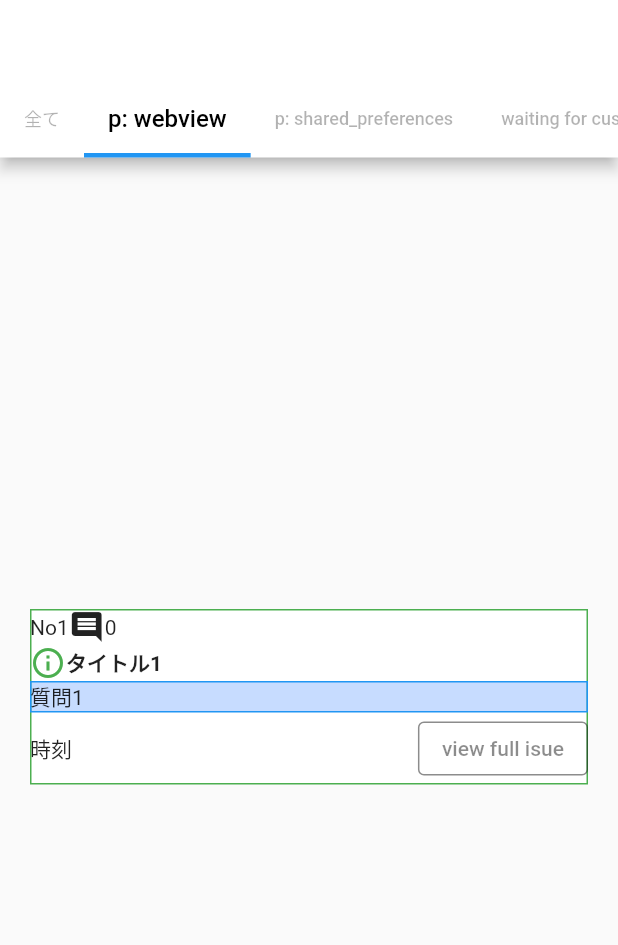
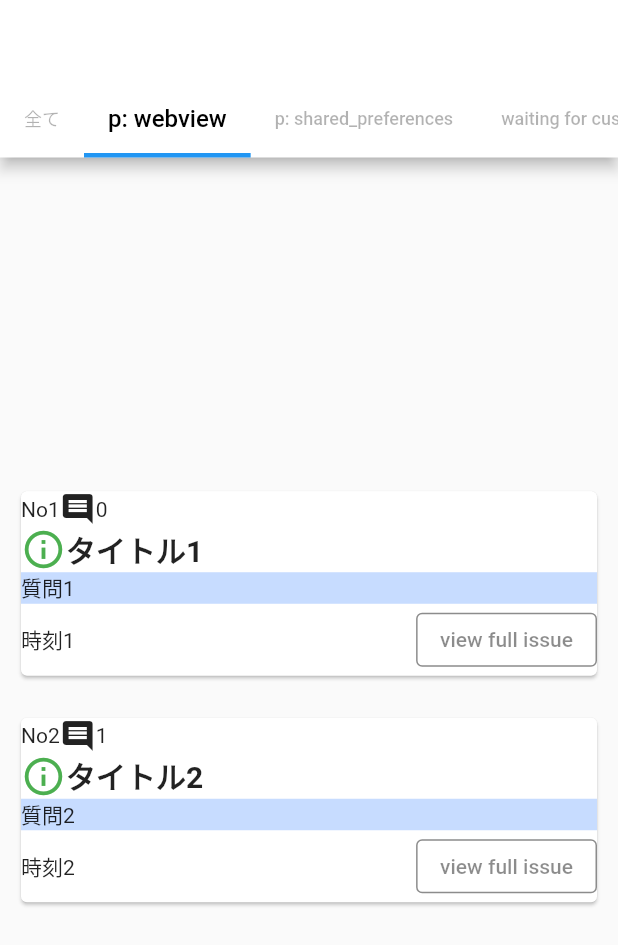
Before and after one commit to toridoritakemura/toridori_task_app, a Flutter app: the screen it shows after launch, on a phone screen of 412 x 824 dp. Shown: the top 945 px of the screen. Run offline on Flutter 3.47's test engine with Material 2 defaults, Android fonts, the phone set to English and light mode, and no system bars.

Commit message:
IssueのAPIをListで表示

```diff
--- a/lib/Model/model.dart
+++ b/lib/Model/model.dart
@@ -7,11 +7,11 @@ import 'package:toridori_task_app/main.dart';
 
 class Issue {
   ///プロパティ
-  int number;//No.
-  int comments;//コメント数
-  String title;//タイトル
-  String body;//質問分
-  String since;//日付
+  final int? number;//No.
+  final int? comments;//コメント数
+  final String? title;//タイトル
+  final String? body;//質問分
+  final String? since;//日付
 
   ///コンストラクタ
   Issue({
@@ -29,13 +29,13 @@ class Issue {
       final result = await get(Uri.parse(url));
       final data = jsonDecode(result.body);
       final issue = Issue(
-        number : data['number'],
+        number : data['number']?? 0,
         comments: data['comments'],
         title: data['title'],
         body: data['body'],
         since: data['created_at'],
       );
-      print(data);
+      print(issue);
 
       return issue;
 
@@ -47,25 +47,28 @@ class Issue {
 
   }
 
-  ///Issue1個分APIコール部分
+  ///IssueListのAPIコール部分
   static Future<List<Issue>> getIssueListAPI() async {
     String url = 'https://api.github.com/repos/flutter/flutter/issues';
     try{
+
       final result = await get(Uri.parse(url));
       final data = jsonDecode(result.body);
       final issuesListData = data ;
 
-      final issuesList = issuesListData.map((issue){
+
+      final issuesList = issuesListData.map<Issue>((data){
         return Issue (
-          number : data['number'],
-          comments: data['comments'],
-          title: data['title'],
-          body: data['body'],
-          since: data['created_at'],
+          number : data['number'] ?? 0,
+          comments: data['comments'] ?? 0,
+          title: data['title'] ?? 'no title',
+          body: data['body' ] ?? 'no body',
+          since: data['created_at'] ?? 'no since',
         );
+      }).toList();
+      print(issuesList);
+      return issuesList;
 
-      }).toList();
-      return issuesList;
     }catch(e){
 
       print(e);
--- a/lib/View/home.dart
+++ b/lib/View/home.dart
@@ -19,6 +19,7 @@ class _HomePageState extends State<HomePage> {
 
     setState(() async{
       issue = await Issue.searchRepositories();
+
 
     });
 
--- a/lib/View/issue_card.dart
+++ b/lib/View/issue_card.dart
@@ -1,32 +1,44 @@
 import 'package:flutter/material.dart';
 import 'package:toridori_task_app/Model/model.dart';
 import 'package:toridori_task_app/main.dart';
+
+//providor freez
 
 class IssuePage extends StatefulWidget {
   @override
   _IssuePage createState() => _IssuePage();
 }
 
+List<Issue> issueList = [
+  Issue(number: 1, comments: 0, title: 'タイトル1', body: '質問1', since: '時刻'),
+  Issue(number: 1, comments: 0, title: 'タイトル1', body: '質問1', since: '時刻'),
+];
+
+Issue issue = Issue(number: 0, comments: 0, title: 'タ˚イトル', body: '質問', since: '時刻');
+
+
 ///Issueリスト
 class _IssuePage extends  State<IssuePage>{
   List<Issue> issueList = [
-    Issue(number: 1, comments: 0, title: 'タイトル1', body: '質問1', since: '時刻'),
+    Issue(number: 1, comments: 0, title: 'タイトル1', body: '質問1', since: '時刻1'),
+    Issue(number: 2, comments: 1, title: 'タイトル2', body: '質問2', since: '時刻2'),
   ];
 
   @override
   Widget build(BuildContext context) {
 
     return Center(
-        child: SingleChildScrollView(
-          scrollDirection: Axis.vertical,
+
+        child:
+            SingleChildScrollView(
               child: Column(
-            children: issueList.map((issue) {
-              return Column(
+                children: issueList.map((item) {
+                  return Padding(
+                    padding: const EdgeInsets.all(10.0),
+                    child: Card(
+                      child: Column(
                         children: [
-                  Padding(
-                    padding: const EdgeInsets.all(20.0),
-                    child: DecoratedBox(
-                      child: Align(
+                          Align(
                             alignment: Alignment.topLeft,
                             child: Column(
                               crossAxisAlignment: CrossAxisAlignment.stretch,
@@ -34,21 +46,27 @@ class _IssuePage extends  State<IssuePage>{
                                 Row(
                                   children: [
                                     const Text('No'),
-                                Text(issue.number.toString()),
+                                    Text(item.number.toString()),
                                     const Icon(Icons.comment),
-                                Text(issue.comments.toString()),
+                                    Text(item.comments.toString()),
                                   ],
                                 ),
                                 Row(
                                   children: [
-                                const Icon(Icons.info_outline, color: Colors.green,),
-                                Text(issue.title,
+                                    const Icon(
+                                      Icons.info_outline,
+                                      color: Colors.green,
+                                      size: 30,
+                                    ),
+
+                                    Flexible(
+                                      child: Text(item.title ?? 'ー',
                                         style: TextStyle(
+                                          fontSize: 20,
                                           fontWeight: FontWeight.bold,
                                         ),
-                                  overflow: TextOverflow.ellipsis, //反応しない
-
-
+                                        overflow: TextOverflow.fade,
+                                      ),
                                     ),
                                   ],
                                 ),
@@ -56,57 +74,65 @@ class _IssuePage extends  State<IssuePage>{
                                 DecoratedBox(
                                     decoration: BoxDecoration(
                                       color: Colors.blueAccent.withOpacity(0.3),
-                                  border: Border.all(color: Colors.blue),
                                     ),
-                                child: Text(issue.body)
+                                    child: Text(item.body ?? '-',
+                                      style: TextStyle(
+
                                       ),
+                                      overflow: TextOverflow.ellipsis,
+                                      maxLines: 4,
+
+                                    )
+                                ),
+
                                 Align(
                                   alignment: Alignment.bottomLeft,
                                   child: Row(
                                     children: [
-                                  Text(issue.since),
+                                      Text(item.since ?? ''),
                                       const Spacer(),
                                       OutlinedButton(
                                         style: OutlinedButton.styleFrom(
                                           side: const BorderSide(color: Colors.black45,),
                                         ),
                                         child: const Text(
-                                      'view full isue',
+                                          'view full issue',
                                           style: TextStyle(
                                             color: Colors.black45,
                                           ),
                                         ),
                                         onPressed: ()  async{
+                                          issueList = await Issue.getIssueListAPI();
 
                                           setState(() {
-                                        Issue.getIssueListAPI();
 
 
                                           });
-
                                         },
-
                                       ),
-
                                     ],
                                   ),
                                 ),
                               ],
                             ),
                           ),
-                      decoration: BoxDecoration(
-                        color: Colors.white,
-                        border: Border.all(color: Colors.green),
+
+
+                        ],
+                      ),
+                    ),
+                  );
+
+                }).toList(),
+
+
               ),
 
             ),
-                  ),
-                ],
+
+
     );
-            }).toList(),
-          ),
-        )
-    );
+
   }
 }
 
@@ -134,7 +160,7 @@ class _OneIssue extends State<OneIssue> {
               Row(
                 children: [
                   const Text('No'),
-                  Text(issue == null ? '-':issue.number.toString()),
+                  Text(issue.number.toString()),
                   const Icon(Icons.comment),
                   Text(issue.comments.toString()),
                 ],
@@ -148,7 +174,7 @@ class _OneIssue extends State<OneIssue> {
                   ),
 
                   Flexible(
-                    child: Text(issue.title,
+                    child: Text(issue.title ?? 'ー',
                       style: TextStyle(
                         fontSize: 20,
                         fontWeight: FontWeight.bold,
@@ -163,7 +189,7 @@ class _OneIssue extends State<OneIssue> {
                   decoration: BoxDecoration(
                     color: Colors.blueAccent.withOpacity(0.3),
                   ),
-                  child: Text(issue.body,
+                  child: Text(issue.body ?? '-',
                     style: TextStyle(
 
                     ),
@@ -177,7 +203,7 @@ class _OneIssue extends State<OneIssue> {
                 alignment: Alignment.bottomLeft,
                 child: Row(
                   children: [
-                    Text(issue == null ? '-':issue.since),
+                    Text(issue.since ?? ''),
                     const Spacer(),
                     OutlinedButton(
                       style: OutlinedButton.styleFrom(
@@ -191,6 +217,7 @@ class _OneIssue extends State<OneIssue> {
                       ),
                       onPressed: ()  async{
                         issue = await Issue.searchRepositories();
+
                         setState(() {
                                 });
                         },
--- a/lib/main.dart
+++ b/lib/main.dart
@@ -44,7 +44,6 @@ const List<Tab> tabs = <Tab>[
   Tab(text: 'p: share',),
 ];
 
-Issue issue = Issue(number: 0, comments: 0, title: 'タイトル', body: '質問', since: '時刻');
 
 
 
```
Lines whose indentation alone changed are shown as unchanged.
